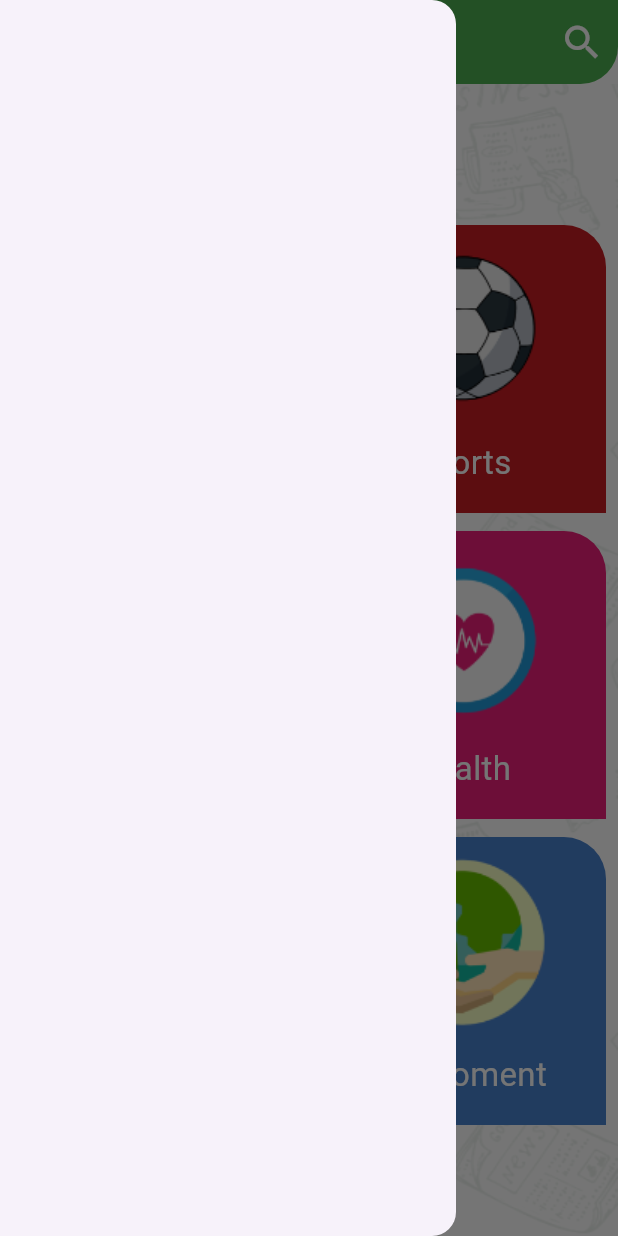
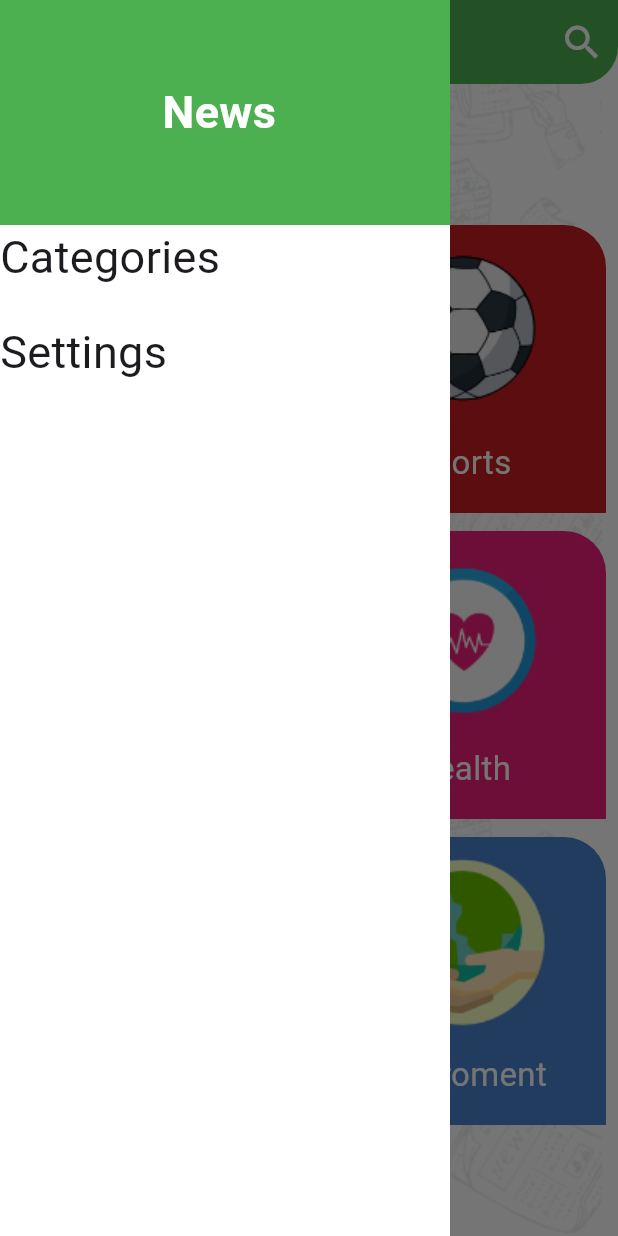
Before and after one commit to RehamHatem/News_App, a Flutter app: the screen it shows after launch, with the side drawer open, on a phone screen of 412 x 824 dp. Run offline on Flutter 3.47's test engine with Material 3 defaults, Android fonts, the phone set to English and light mode, and no system bars; our stand-ins replace bloc, cached_network_image, flutter_bloc.

Commit message:
mvvm_repository_edit

```diff
--- /dev/null
+++ b/lib/layouts/drawer.dart
@@ -0,0 +1,52 @@
+import 'package:flutter/material.dart';
+
+class DrawerTab extends StatelessWidget {
+  Function onClick;
+
+  DrawerTab({required this.onClick, super.key});
+
+  static const int CATEGORY_ID = 1;
+  static const int SETTINGS_ID = 2;
+
+  @override
+  Widget build(BuildContext context) {
+    return Container(
+      width: 300,
+      color: Colors.white,
+      child: Column(
+        crossAxisAlignment: CrossAxisAlignment.start,
+        children: [
+          Container(
+            height: 150,
+            decoration: BoxDecoration(color: Colors.green),
+            child: Center(child: Text("News ",style: TextStyle(
+                fontWeight: FontWeight.bold,
+                fontSize: 30,
+                color: Colors.white))),
+          ),
+          InkWell(
+            onTap: () {
+              onClick(CATEGORY_ID);
+            },
+            child: Text(
+              "Categories",
+              style: TextStyle(fontSize: 30),
+            ),
+          ),
+          SizedBox(
+            height: 20,
+          ),
+          InkWell(
+            onTap: () {
+              onClick(SETTINGS_ID);
+            },
+            child: Text(
+              "Settings",
+              style: TextStyle(fontSize: 30),
+            ),
+          ),
+        ],
+      ),
+    );
+  }
+}
--- a/lib/layouts/home.dart
+++ b/lib/layouts/home.dart
@@ -9,6 +9,7 @@ import '../screens/home/category_tab.dart';
 import '../screens/source/data.dart';
 import '../screens/source/source_view_model.dart';
 import 'appBar.dart';
+import 'drawer.dart';
 import 'editAppBar.dart';
 class HomeScreen extends StatefulWidget {
   static const String routeName = "home";
@@ -32,37 +33,38 @@ class _HomeScreenState extends State<HomeScreen> {
     print("Category clicked: ${category.name}");
     setState(() {
       selectedCategory = category;
-
     });
   }
 
 
   @override
   Widget build(BuildContext context) {
-    return Scaffold(
-      backgroundColor: Colors.white,
-      drawer: _messageSelected ? Drawer() : null,
+    return Container(
+      decoration: BoxDecoration(
+          color: Colors.white,
+          image:
+          DecorationImage(image: AssetImage("assets/images/pattern.png"))),
+      child: Scaffold(
+        backgroundColor: Colors.transparent,
+        drawer: _messageSelected ?  DrawerTab(
+          onClick: onDrawerClick,
+        ) : null,
         appBar: _messageSelected
             ? MainAppBar(context, appBarChange)
             : EditedAppBar(context, appBarChange),
-      body: Stack(
-        children: [
-          Positioned.fill(
-            child: Image.asset(
-              "assets/images/pattern.png",
-              fit: BoxFit.fill,
-            ),
-          ),
-          selectedCategory == null
+        body: selectedCategory == null
             ? CategoryTab(onClick: onCategoryClicked)
-              : BlocProvider(
-            create: (context) => SourceViewModel(),
-            child: DataTab(
+            : DataTab(
           categoryId: selectedCategory!.id,
         ),
       ),
-        ],
-      ),
     );
   }
+  onDrawerClick(id) {
+    if (id == DrawerTab.CATEGORY_ID) {
+      selectedCategory = null;
+      Navigator.pop(context);
+    } else if (id == DrawerTab.SETTINGS_ID) {}
+    setState(() {});
   }
+}
--- a/lib/screens/home/category_item.dart
+++ b/lib/screens/home/category_item.dart
@@ -13,11 +13,7 @@ class CategoryItem extends StatelessWidget {
   @override
   Widget build(BuildContext context) {
 
-    return GestureDetector(
-      onTap: () {
-        print("Category tappedddd: ${model.name}");
-      },
-      child: Container(
+    return Container(
       decoration: BoxDecoration(
           color: model.color,
           borderRadius: BorderRadius.only(
@@ -37,7 +33,6 @@ class CategoryItem extends StatelessWidget {
           ),
         ],
       ),
-      ),
     );
   }
 }
--- a/lib/shared/netwok/api_manager.dart
+++ b/lib/shared/netwok/api_manager.dart
@@ -36,6 +36,7 @@ class APImanager {
         {"apiKey": "9365513b6c0f47dab2db80306e36c6f1","category": category});
     http.Response resposne = await http.get(url);
     Map<String, dynamic> json = jsonDecode(resposne.body);
+    print("API Response: $json");
 
     return SourceResponce.fromJson(json);
   }
@@ -47,6 +48,7 @@ class APImanager {
         .get(url, headers: {"x-api-key": "9365513b6c0f47dab2db80306e36c6f1"});
 
     var json = jsonDecode(resposne.body);
+    print("API Response: $json");
     return NewsResponse.fromJson(json);
   }
 
```
Also changed, not shown: lib/screens/news/source_tab.dart (+33 -14 lines), lib/screens/source/data.dart (+12 -13 lines). Lines whose indentation alone changed are shown as unchanged.
